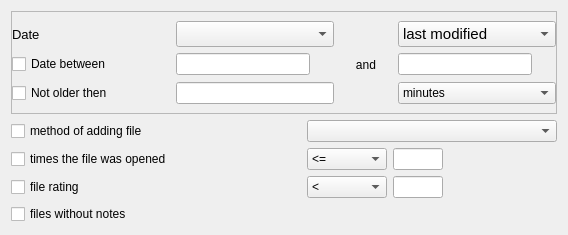
Before: the Qt Designer form src/widgets/fltr_adv_page.ui in Michal-D4/fileo, drawn with Qt 5.
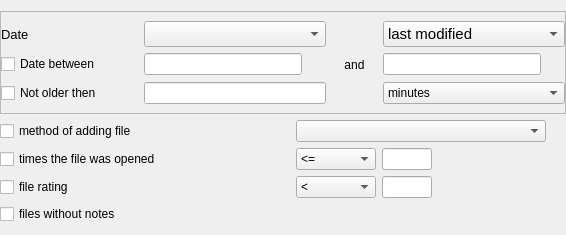
After: the same form once the commit is applied.

```diff
--- a/src/widgets/fltr_adv_page.ui
+++ b/src/widgets/fltr_adv_page.ui
@@ -6,7 +6,7 @@
    <rect>
     <x>0</x>
     <y>0</y>
-    <width>518</width>
+    <width>566</width>
     <height>232</height>
    </rect>
   </property>
@@ -14,6 +14,12 @@
    <string>Form</string>
   </property>
   <layout class="QVBoxLayout" name="verticalLayout">
+   <property name="leftMargin">
+    <number>0</number>
+   </property>
+   <property name="rightMargin">
+    <number>0</number>
+   </property>
    <item>
     <widget class="QFrame" name="topFrameFltr">
      <property name="frameShape">
@@ -22,7 +28,7 @@
      <property name="frameShadow">
       <enum>QFrame::Raised</enum>
      </property>
-     <layout class="QGridLayout" name="gridLayout" columnstretch="3,3,1,3">
+     <layout class="QGridLayout" name="gridLayout" columnstretch="3,4,1,4">
       <property name="leftMargin">
        <number>0</number>
       </property>
```
